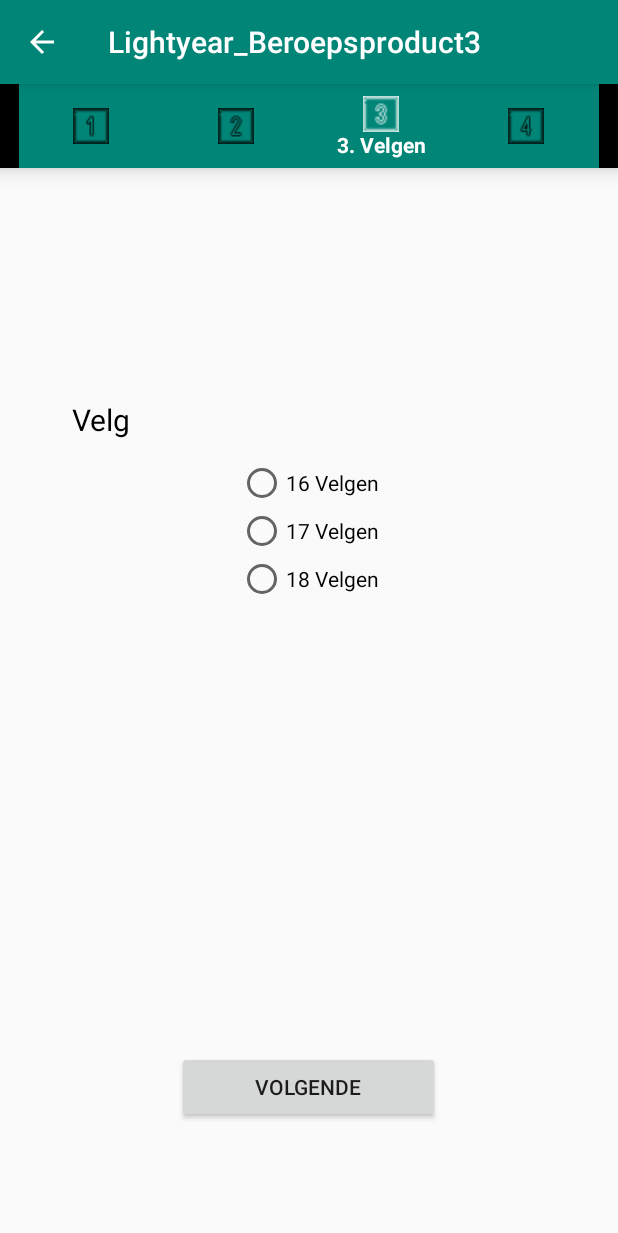
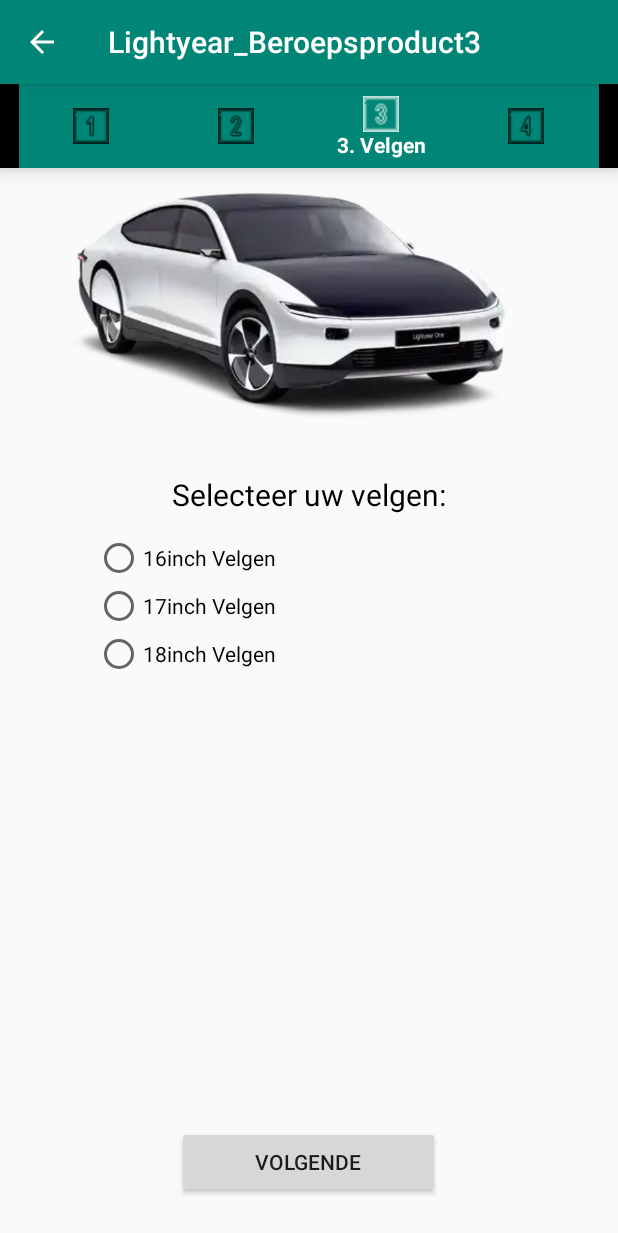
Before and after one commit to drwvermeulen/Lightyear_Beroepsproduct3, an Android app: the ConfiguratorKleurActivity screen opened directly, with no data from a screen before it, item 3 of the bottom bar chosen, on a phone screen of 412 x 824 dp. Shown: the top 1233 px of the screen. Run offline under Robolectric (Android 15) with nearby library versions, the phone set to English and light mode, and no system bars.

Commit message:
Design aanpassingen in de configurator

```diff
--- a/app/src/main/java/com/example/lightyear_beroepsproduct3/ConfiguratorActivity.java
+++ b/app/src/main/java/com/example/lightyear_beroepsproduct3/ConfiguratorActivity.java
@@ -46,7 +46,7 @@
                     GeconfigureerdeLightyear lightyear = GeconfigureerdeLightyear.construct(geselecteerdeModel);
 //                    int prijs = berekenPrijs();
 //                    lightyear.berekenSubtotaal(prijs);
-                    Intent i = new Intent (v.getContext(), ConfiguratorKleurActivity.class);
+                    Intent i = new Intent (ConfiguratorActivity.this, ConfiguratorKleurActivity.class);
                     i.putExtra(CONFIGURERENMODEL, lightyear);
                     startActivity(i);
                 }
--- a/app/src/main/java/com/example/lightyear_beroepsproduct3/ConfiguratorKleurActivity.java
+++ b/app/src/main/java/com/example/lightyear_beroepsproduct3/ConfiguratorKleurActivity.java
@@ -89,7 +89,7 @@
                     Intent i = getIntent();
                     geselecteerdeModel = i.getParcelableExtra(ConfiguratorLakActivity.CONFIGURERENMODEL);
 
-                    i = new Intent(v.getContext(), ConfiguratorLakActivity.class);
+                    i = new Intent(ConfiguratorKleurActivity.this, ConfiguratorLakActivity.class);
                     i.putExtra(CONFIGURERENMODEL, geselecteerdeModel);
                     i.putExtra(CONFIGURERENKLEUR, geselecteerdeKleur);
                     startActivity(i);
--- a/app/src/main/java/com/example/lightyear_beroepsproduct3/ConfiguratorLakActivity.java
+++ b/app/src/main/java/com/example/lightyear_beroepsproduct3/ConfiguratorLakActivity.java
@@ -90,7 +90,7 @@
                     geselecteerdeModel = i.getParcelableExtra(ConfiguratorActivity.CONFIGURERENMODEL);
                     geselecteerdeKleur = i.getParcelableExtra(ConfiguratorKleurActivity.CONFIGURERENKLEUR);
 
-                    i = new Intent(v.getContext(), ConfiguratorVelgActivity.class);
+                    i = new Intent(ConfiguratorLakActivity.this, ConfiguratorVelgActivity.class);
                     i.putExtra(CONFIGURERENMODEL, geselecteerdeModel);
                     i.putExtra(CONFIGURERENKLEUR, geselecteerdeKleur);
                     i.putExtra(CONFIGURERENLAK, geselecteerdeLak);
--- a/app/src/main/java/com/example/lightyear_beroepsproduct3/ConfiguratorVelgActivity.java
+++ b/app/src/main/java/com/example/lightyear_beroepsproduct3/ConfiguratorVelgActivity.java
@@ -93,7 +93,7 @@
                     geselecteerdeKleur = i.getParcelableExtra(ConfiguratorKleurActivity.CONFIGURERENKLEUR);
                     geselecteerdeLak = i.getParcelableExtra(ConfiguratorLakActivity.CONFIGURERENLAK);
 
-                    i = new Intent(v.getContext(), ConfiguratorBestellenActivity.class);
+                    i = new Intent(ConfiguratorVelgActivity.this, ConfiguratorBestellenActivity.class);
                     i.putExtra(CONFIGURERENMODEL, geselecteerdeModel);
                     i.putExtra(CONFIGURERENKLEUR, geselecteerdeKleur);
                     i.putExtra(CONFIGURERENLAK, geselecteerdeLak);
--- a/app/src/main/java/com/example/lightyear_beroepsproduct3/Velg.java
+++ b/app/src/main/java/com/example/lightyear_beroepsproduct3/Velg.java
@@ -1,9 +1,9 @@
 package com.example.lightyear_beroepsproduct3;
 
 public enum Velg {
-    Velgen16("16 Velgen", 0),
-    Velgen17("17 Velgen", 1),
-    Velgen18("18 Velgen", 2);
+    Velgen16("16inch Velgen", 0),
+    Velgen17("17inch Velgen", 1),
+    Velgen18("18inch Velgen", 2);
 
     private String stringValue;
     private int intValue;
--- a/app/src/main/res/layout/activity_configurator_velg.xml
+++ b/app/src/main/res/layout/activity_configurator_velg.xml
@@ -17,13 +17,24 @@
         app:itemIconTint="@drawable/selectortp"
         app:menu="@menu/menu_navigation_top" />
 
+    <ImageView
+        android:id="@+id/imageView"
+        android:layout_width="wrap_content"
+        android:layout_height="wrap_content"
+        android:layout_alignParentTop="true"
+        android:layout_centerHorizontal="true"
+        android:layout_centerInParent="true"
+        android:layout_centerVertical="true"
+        android:layout_marginTop="-25dp"
+        app:srcCompat="@drawable/lightyearone" />
+
     <TextView
         android:id="@+id/tvConfiguratorVelg"
         android:layout_width="wrap_content"
         android:layout_height="wrap_content"
-        android:layout_marginTop="210dp"
-        android:layout_marginLeft="48dp"
-        android:text="Velg"
+        android:layout_marginTop="260dp"
+        android:layout_centerHorizontal="true"
+        android:text="Selecteer uw velgen:"
         android:textSize="20dp"
         android:textColor="#000000" />
 
@@ -31,8 +42,8 @@
         android:id="@+id/rgKeuzeVelg"
         android:layout_width="wrap_content"
         android:layout_height="wrap_content"
-        android:layout_centerHorizontal="true"
-        android:layout_marginTop="250dp" >
+        android:layout_marginStart="63dp"
+        android:layout_marginTop="300dp" >
 
         <RadioButton
             android:id="@+id/rb16Velg"
@@ -62,6 +73,6 @@
         android:width="175dp"
         android:layout_centerHorizontal="true"
         android:layout_alignParentBottom="true"
-        android:layout_marginBottom="75dp" />
+        android:layout_marginBottom="25dp" />
 
 </RelativeLayout>
```
Also changed, not shown: app/src/main/AndroidManifest.xml (+4 -3 lines), app/src/main/res/layout/activity_configurator.xml (+5 -3 lines), app/src/main/res/layout/activity_configurator_bestellen.xml (+14 -3 lines), app/src/main/res/layout/activity_configurator_kleur.xml (+19 -8 lines), app/src/main/res/layout/activity_configurator_lak.xml (+17 -6 lines), app/src/main/res/drawable/icon.png (added).
